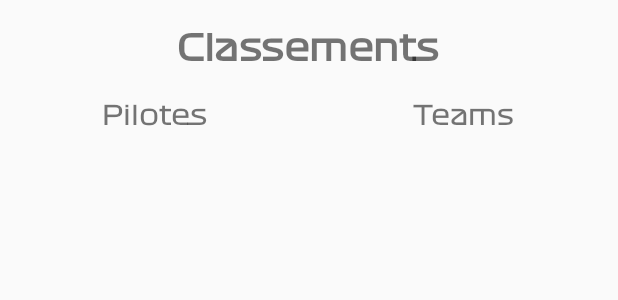
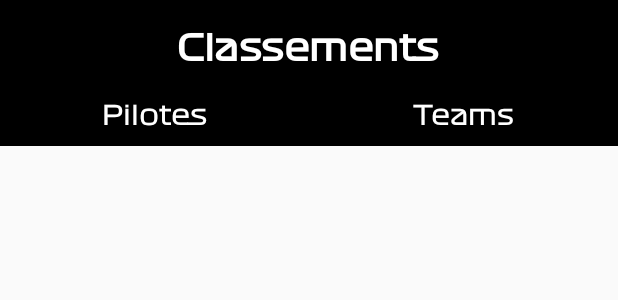
Before and after one commit to Allaneee/Formula-World, an Android app: the layout fragment_ranking.xml on its own in the app's theme, with its tools: preview values and no code run, on a phone screen of 412 x 824 dp. Shown: the top 300 px of the screen. Run offline under Robolectric (Android 15) with nearby library versions, the phone set to English and light mode, and no system bars; network calls fail.

Commit message:
finalisation classement

```diff
--- /dev/null
+++ b/app/src/main/res/color/classements_selected_color.xml
@@ -0,0 +1,5 @@
+<?xml version="1.0" encoding="utf-8"?>
+<selector xmlns:android="http://schemas.android.com/apk/res/android">
+    <item android:color="@color/white" android:state_checked="true"/>
+    <item android:color="@color/secondaire"/>
+</selector>
--- a/app/src/main/res/layout/fragment_ranking.xml
+++ b/app/src/main/res/layout/fragment_ranking.xml
@@ -4,7 +4,11 @@
     android:layout_width="match_parent"
     android:layout_height="match_parent"
     tools:context="Fragments.RankingFragment">
-
+    <RelativeLayout
+        android:id="@id/llToggleGroup"
+        android:layout_width="match_parent"
+        android:layout_height="wrap_content"
+        android:background="@color/black">
     <TextView
         android:id="@+id/tvClassementTitle"
         android:layout_width="wrap_content"
@@ -13,6 +17,7 @@
         android:text="@string/ranking"
         android:textSize="24sp"
         android:textStyle="bold"
+        android:textColor="@color/white"
         android:layout_marginTop="16dp"/>
 
     <LinearLayout
@@ -35,6 +40,7 @@
             android:textSize="18sp"
             android:padding="10dp"
             android:clickable="true"
+            android:textColor="@color/classements_selected_color"
             android:focusable="true"
             android:gravity="center"
             android:background="@drawable/text_view_selector" />
@@ -50,9 +56,11 @@
             android:clickable="true"
             android:focusable="true"
             android:gravity="center"
+            android:textColor="@color/classements_selected_color"
             android:background="@drawable/text_view_selector" />
 
     </LinearLayout>
+    </RelativeLayout>
 
     <androidx.viewpager.widget.ViewPager
         android:id="@+id/viewPager"
```
